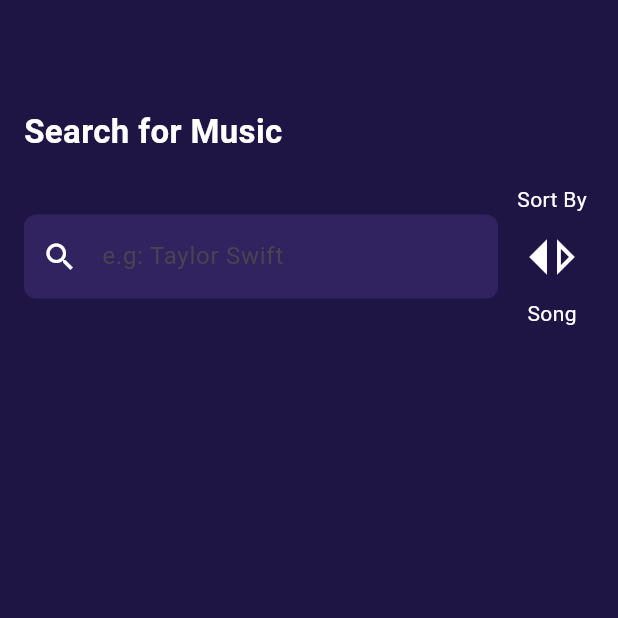
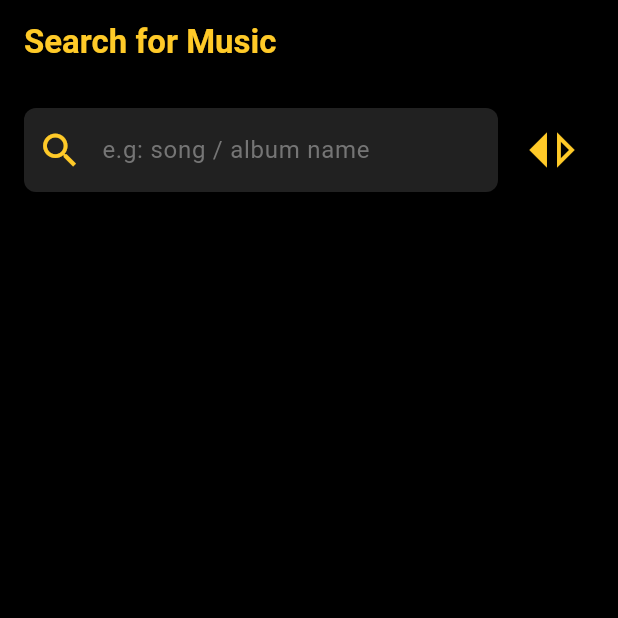
Before and after one commit to bokuwajay/musiclistdemo, a Flutter app: the screen it shows after launch, on a phone screen of 412 x 824 dp, the top half of it. Run offline on Flutter 3.47's test engine with Material 3 defaults, Android fonts, the phone set to English and light mode, and no system bars; our stand-ins replace dio, equatable, flutter_bloc, flutter_dotenv, fpdart, get_it and 1 more.

Commit message:
Separate into widgets and format code setting

```diff
--- a/lib/config/routes/app_route_config.dart
+++ b/lib/config/routes/app_route_config.dart
@@ -2,7 +2,7 @@ import 'package:flutter/material.dart';
 import 'package:flutter_bloc/flutter_bloc.dart';
 import 'package:go_router/go_router.dart';
 import 'package:keysoctest/config/routes/app_route.dart';
-import 'package:keysoctest/features/iTunes/presentation/bloc/iTunes_bloc.dart';
+import 'package:keysoctest/features/iTunes/presentation/bloc/itunes_bloc.dart';
 import 'package:keysoctest/features/iTunes/presentation/pages/search_view.dart';
 import 'package:keysoctest/injection_container.dart';
 
--- a/lib/core/api/api_interceptor.dart
+++ b/lib/core/api/api_interceptor.dart
@@ -14,13 +14,9 @@ class ApiInterceptor extends Interceptor {
 
   @override
   void onError(DioException err, ErrorInterceptorHandler handler) {
-    // here {err.response} is as the same as {dioException.response} in ApiHelper
-    // but we catch dio exception that has no statusCode here first (we differentiate by dioException type)
-    // we catch dioException that has statusCode in ApiHelper
     String url = err.requestOptions.uri.toString();
     String errorType = err.type.toString();
-    logger
-        .e('Logger in Api Interceptor:\nApi Url: $url\nError Type: $errorType');
+    logger.e('Logger in Api Interceptor:\nApi Url: $url\nError Type: $errorType');
     super.onError(err, handler);
   }
 }
--- a/lib/core/error/failure_message_to_user.dart
+++ b/lib/core/error/failure_message_to_user.dart
@@ -1,7 +1,6 @@
 import 'package:flutter/material.dart';
 
-Map<String, String> failureMessagesToUser(
-    BuildContext context, String message) {
+Map<String, String> failureMessagesToUser(BuildContext context, String message) {
   String prefix = message.substring(0, message.indexOf(':'));
   switch (prefix) {
     case 'Connection Error' || 'Connection Time Out':
--- a/lib/core/usecase/usecase.dart
+++ b/lib/core/usecase/usecase.dart
@@ -1,12 +1,6 @@
-import 'package:equatable/equatable.dart';
 import 'package:fpdart/fpdart.dart';
 import 'package:keysoctest/core/error/failures.dart';
 
 abstract class UseCase<T, Params> {
   Future<Either<Failure, T>> call(Params params);
 }
-
-class NoParams extends Equatable {
-  @override
-  List<Object> get props => [];
-}
--- a/lib/features/iTunes/data/datasources/itunes_remote_datasource.dart
+++ b/lib/features/iTunes/data/datasources/itunes_remote_datasource.dart
@@ -18,15 +18,13 @@ class ItunesRemoteDataSourceImpl implements ItunesRemoteDataSource {
       final response = await _apiHelper.execute(
         method: Method.get,
         baseUrl: dotenv.env['itunesBaseURL'],
-        endpoint:
-            '/search?term=${params.term.replaceAll(' ', '+')}&limit=200&media=music',
+        endpoint: '/search?term=${params.term.replaceAll(' ', '+')}&limit=200&media=music',
       );
       var result = response['results'] as List;
 
       return result.map((e) => TrackModel.fromJson(e)).toList();
     } catch (exception) {
-      logger.e(
-          'Logger in search of ItunesRemoteDatasourceImpl\nrethrow: $exception');
+      logger.e('Logger in search of ItunesRemoteDatasourceImpl\nrethrow: $exception');
       rethrow;
     }
   }
--- a/lib/features/iTunes/data/repository/itunes_repository_impl.dart
+++ b/lib/features/iTunes/data/repository/itunes_repository_impl.dart
@@ -16,8 +16,7 @@ class ItunesRepositoryImpl implements ItunesRepository {
       final result = await _itunesRemoteDataSource.search(params);
       return Right(result);
     } catch (exception) {
-      Failure failure =
-          exceptionConverter(exception, 'in search of ItunesRepositoryImpl');
+      Failure failure = exceptionConverter(exception, 'in search of ItunesRepositoryImpl');
       return Left(failure);
     }
   }
--- a/lib/features/iTunes/domain/usecase/itunes_search_usecase.dart
+++ b/lib/features/iTunes/domain/usecase/itunes_search_usecase.dart
@@ -21,8 +21,7 @@ class ItunesSearchUseCase implements UseCase<List<TrackEntity>, Params> {
   @override
   Future<Either<Failure, List<TrackEntity>>> call(Params params) async {
     if (params.term.isEmpty) {
-      Failure failure =
-          MissingParamsFailure(suffix: 'in call of ItunesSearchUseCase');
+      Failure failure = MissingParamsFailure(suffix: 'in call of ItunesSearchUseCase');
       return Left(failure);
     }
     return await _itunesRepository.search(params);
--- a/lib/features/iTunes/domain/usecase/usecase_params.dart
+++ b/lib/features/iTunes/domain/usecase/usecase_params.dart
@@ -1,4 +1,3 @@
-import 'package:keysoctest/features/iTunes/domain/usecase/itunes_search_usecase.dart'
-    as itunes_search_params;
+import 'package:keysoctest/features/iTunes/domain/usecase/itunes_search_usecase.dart' as itunes_search_params;
 
 typedef SearchParams = itunes_search_params.Params;
--- a/lib/features/iTunes/presentation/pages/search_view.dart
+++ b/lib/features/iTunes/presentation/pages/search_view.dart
@@ -3,9 +3,10 @@ import 'dart:async';
 import 'package:flutter/material.dart';
 import 'package:flutter_bloc/flutter_bloc.dart';
 import 'package:keysoctest/features/iTunes/domain/entities/track_entity.dart';
-import 'package:keysoctest/features/iTunes/presentation/bloc/iTunes_bloc.dart';
-import 'package:keysoctest/features/iTunes/presentation/bloc/iTunes_event.dart';
-import 'package:keysoctest/features/iTunes/presentation/bloc/iTunes_state.dart';
+import 'package:keysoctest/features/iTunes/presentation/bloc/itunes_bloc.dart';
+import 'package:keysoctest/features/iTunes/presentation/bloc/itunes_state.dart';
+import 'package:keysoctest/features/iTunes/presentation/widgets/build_search_result_list.dart';
+import 'package:keysoctest/features/iTunes/presentation/widgets/build_search_text_field.dart';
 import 'package:keysoctest/util/dialogs/error_dialog.dart';
 
 class SearchView extends StatefulWidget {
@@ -40,22 +41,15 @@ class _SearchViewState extends State<SearchView> {
   void _searchInCache(String query) {
     final lowerQuery = query.toLowerCase();
     final filteredList = cacheList.where((track) {
-      return track.trackName!.toLowerCase().contains(lowerQuery) ||
-          track.collectionName!.toLowerCase().contains(lowerQuery);
+      return track.trackName!.toLowerCase().contains(lowerQuery) || track.collectionName!.toLowerCase().contains(lowerQuery);
     }).toList();
 
-    filteredList.sort(
-      (a, b) {
-        if (sortBy == 'trackName') {
-          return a.trackName!
-              .toLowerCase()
-              .compareTo(b.trackName!.toLowerCase());
-        }
-        return a.collectionName!
-            .toLowerCase()
-            .compareTo(b.collectionName!.toLowerCase());
-      },
-    );
+    filteredList.sort((a, b) {
+      if (sortBy == 'trackName') {
+        return a.trackName!.toLowerCase().compareTo(b.trackName!.toLowerCase());
+      }
+      return a.collectionName!.toLowerCase().compareTo(b.collectionName!.toLowerCase());
+    });
 
     setState(() {
       displayList = filteredList.take(itemsPerPage).toList();
@@ -92,10 +86,13 @@ class _SearchViewState extends State<SearchView> {
       },
       builder: (context, state) {
         return Scaffold(
-          backgroundColor: const Color(0xFF1f1545),
+          backgroundColor: Colors.black,
           appBar: AppBar(
-            backgroundColor: const Color(0xFF1f1545),
-            elevation: 0.0,
+            backgroundColor: Colors.black,
+            title: Text(
+              'Search for Music',
+              style: TextStyle(color: Colors.amber[400], fontSize: 22.0, fontWeight: FontWeight.bold),
+            ),
           ),
           body: Padding(
             padding: const EdgeInsets.all(16),
@@ -103,129 +100,21 @@ class _SearchViewState extends State<SearchView> {
               mainAxisAlignment: MainAxisAlignment.start,
               crossAxisAlignment: CrossAxisAlignment.start,
               children: [
-                const Text(
-                  'Search for Music',
-                  style: TextStyle(
-                      color: Colors.white,
-                      fontSize: 22.0,
-                      fontWeight: FontWeight.bold),
-                ),
-                const SizedBox(
-                  height: 20.0,
-                ),
                 Row(
                   children: [
-                    Expanded(
-                      child: TextField(
-                        controller: _searchController,
-                        style: const TextStyle(color: Colors.white),
-                        decoration: InputDecoration(
-                            filled: true,
-                            fillColor: const Color(0xff302360),
-                            border: OutlineInputBorder(
-                                borderRadius: BorderRadius.circular(8.0),
-                                borderSide: BorderSide.none),
-                            hintText: "e.g: Taylor Swift",
-                            prefixIcon: const Icon(Icons.search),
-                            prefixIconColor: Colors.white,
-                            suffixIconConstraints: const BoxConstraints(
-                                minWidth: 16, minHeight: 16),
-                            suffixIcon: state is ItunesStateLoading
-                                ? const Padding(
-                                    padding: EdgeInsets.all(12.0),
-                                    child: CircularProgressIndicator(
-                                      strokeWidth: 2.0,
-                                      color: Colors.white,
-                                    ),
-                                  )
-                                : null),
-                        onChanged: (value) {
-                          if (_debounce?.isActive ?? false) {
-                            _debounce?.cancel();
-                          }
-
-                          _debounce = Timer(const Duration(milliseconds: 700),
-                              () async {
-                            if (value.length > 2) {
-                              _searchInCache(value);
-
-                              if (displayList.isEmpty) {
-                                context
-                                    .read<ItunesBloc>()
-                                    .add(ItunesEventSearch(term: value));
-                              }
-                            }
-                          });
-                        },
-                        enabled: state is! ItunesStateLoading,
-                      ),
-                    ),
-                    const SizedBox(
-                      width: 8.0,
-                    ),
-                    Column(
-                      crossAxisAlignment: CrossAxisAlignment.center,
-                      mainAxisAlignment: MainAxisAlignment.center,
-                      children: [
-                        const Text('Sort By',
-                            style: TextStyle(color: Colors.white)),
-                        IconButton(
-                          icon: Icon(
-                            size: 40,
-                            sortBy == 'trackName'
-                                ? Icons.switch_right
-                                : Icons.switch_left,
-                            color: Colors.white,
-                          ),
-                          onPressed: displayList.isEmpty ? null : _toggleSort,
+                    buildSearchTextField(context, state, _searchController, _debounce, _searchInCache, displayList),
+                    const SizedBox(width: 8.0),
+                    IconButton(
+                        icon: Icon(
+                          size: 40,
+                          sortBy == 'trackName' ? Icons.switch_right : Icons.switch_left,
+                          color: Colors.amber[400],
                         ),
-                        Text(sortBy == 'trackName' ? 'Song' : 'Album',
-                            style: const TextStyle(color: Colors.white)),
-                      ],
-                    )
+                        onPressed: displayList.isEmpty ? null : _toggleSort)
                   ],
                 ),
-                const SizedBox(
-                  height: 20.0,
-                ),
-                Expanded(
-                  child: state is ItunesStateSearchSuccessful &&
-                          displayList.isEmpty
-                      ? const Center(
-                          child: Text(
-                            'No results found',
-                            style:
-                                TextStyle(fontSize: 30, color: Colors.white70),
-                          ),
-                        )
-                      : NotificationListener(
-                          onNotification: (ScrollNotification scrollInfo) {
-                            if (scrollInfo.metrics.pixels ==
-                                    scrollInfo.metrics.maxScrollExtent &&
-                                displayList.length < cacheList.length) {
-                              _loadMoreItems();
-                            }
-                            return false;
-                          },
-                          child: ListView.builder(
-                            itemCount: displayList.length,
-                            itemBuilder: (context, index) => ListTile(
-                              contentPadding: const EdgeInsets.all(8.0),
-                              leading: Image.network(displayList[index].image!),
-                              title: Text(
-                                displayList[index].trackName!,
-                                style: const TextStyle(
-                                    color: Colors.white,
-                                    fontWeight: FontWeight.bold),
-                              ),
-                              subtitle: Text(
-                                'Album: ${displayList[index].collectionName!}',
-                                style: const TextStyle(color: Colors.white60),
-                              ),
-                            ),
-                          ),
-                        ),
-                )
+                const SizedBox(height: 20.0),
+                buildSearchResultList(context, state, displayList, cacheList, _loadMoreItems)
               ],
             ),
           ),
--- /dev/null
+++ b/lib/features/iTunes/presentation/widgets/build_search_result_list.dart
@@ -0,0 +1,43 @@
+import 'package:flutter/material.dart';
+import 'package:keysoctest/features/iTunes/domain/entities/track_entity.dart';
+import 'package:keysoctest/features/iTunes/presentation/bloc/itunes_state.dart';
+
+Widget buildSearchResultList(
+  BuildContext context,
+  ItunesState state,
+  List<TrackEntity> displayList,
+  List<TrackEntity> cacheList,
+  loadMoreItems,
+) {
+  if (state is! ItunesStateSearchSuccessful) {
+    return Container();
+  }
+
+  return Expanded(
+    child: displayList.isEmpty
+        ? const Center(child: Text('No results found', style: TextStyle(fontSize: 30, color: Colors.white70)))
+        : NotificationListener(
+            onNotification: (ScrollNotification scrollInfo) {
+              if (scrollInfo.metrics.pixels == scrollInfo.metrics.maxScrollExtent && displayList.length < cacheList.length) {
+                loadMoreItems();
+              }
+              return false;
+            },
+            child: ListView.builder(
+              itemCount: displayList.length,
+              itemBuilder: (context, index) => ListTile(
+                contentPadding: const EdgeInsets.all(8.0),
+                leading: Image.network(displayList[index].image!),
+                title: Text(
+                  displayList[index].trackName!,
+                  style: TextStyle(color: Colors.amber[400], fontWeight: FontWeight.bold),
+                ),
+                subtitle: Text(
+                  'Album: ${displayList[index].collectionName!}',
+                  style: const TextStyle(color: Colors.white60),
+                ),
+              ),
+            ),
+          ),
+  );
+}
--- /dev/null
+++ b/lib/features/iTunes/presentation/widgets/build_search_text_field.dart
@@ -0,0 +1,49 @@
+import 'dart:async';
+
+import 'package:flutter/material.dart';
+import 'package:flutter_bloc/flutter_bloc.dart';
+import 'package:keysoctest/features/iTunes/domain/entities/track_entity.dart';
+import 'package:keysoctest/features/iTunes/presentation/bloc/itunes_bloc.dart';
+import 'package:keysoctest/features/iTunes/presentation/bloc/itunes_event.dart';
+import 'package:keysoctest/features/iTunes/presentation/bloc/itunes_state.dart';
+
+Widget buildSearchTextField(
+    BuildContext context, ItunesState state, TextEditingController searchController, Timer? debounce, searchInCache, List<TrackEntity> displayList) {
+  return Expanded(
+    child: TextField(
+      cursorColor: Colors.amber[400],
+      controller: searchController,
+      style: TextStyle(color: Colors.amber[400]),
+      decoration: InputDecoration(
+          filled: true,
+          fillColor: Colors.grey.shade900,
+          border: OutlineInputBorder(borderRadius: BorderRadius.circular(8.0), borderSide: BorderSide.none),
+          hintText: "e.g: song / album name",
+          hintStyle: TextStyle(color: Colors.grey[600]),
+          prefixIcon: const Icon(Icons.search, size: 30),
+          prefixIconColor: Colors.amber[400],
+          suffixIconConstraints: const BoxConstraints(minWidth: 16, minHeight: 16),
+          suffixIcon: state is ItunesStateLoading
+              ? Padding(
+                  padding: const EdgeInsets.all(12.0),
+                  child: CircularProgressIndicator(strokeWidth: 2.0, color: Colors.amber[400]),
+                )
+              : null),
+      onChanged: (value) {
+        if (debounce?.isActive ?? false) {
+          debounce?.cancel();
+        }
+
+        debounce = Timer(const Duration(milliseconds: 700), () async {
+          if (value.length > 2) {
+            searchInCache(value);
+            if (displayList.isEmpty) {
+              context.read<ItunesBloc>().add(ItunesEventSearch(term: value));
+            }
+          }
+        });
+      },
+      enabled: state is! ItunesStateLoading,
+    ),
+  );
+}
```
Also changed, not shown: lib/core/error/failures.dart (+18 -50 lines), lib/features/iTunes/data/models/track_model.dart (+2 -8 lines), lib/features/iTunes/di/itunes_dependency.dart (+3 -5 lines), lib/features/iTunes/presentation/bloc/itunes_bloc.dart (+3 -4 lines).
